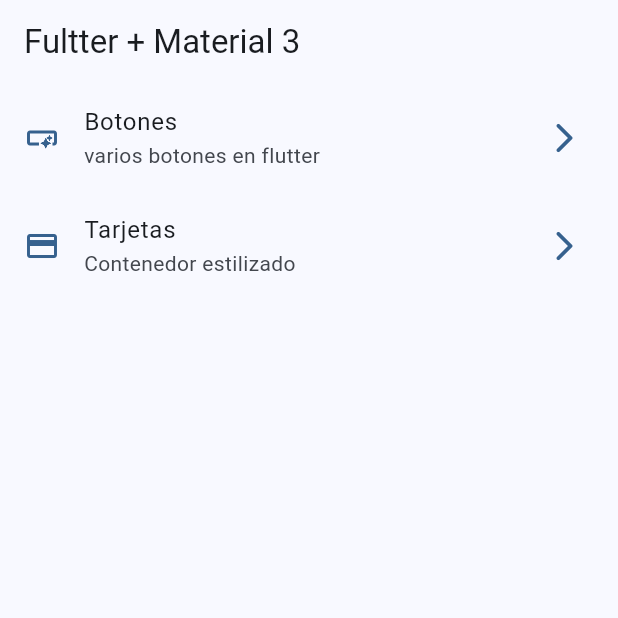
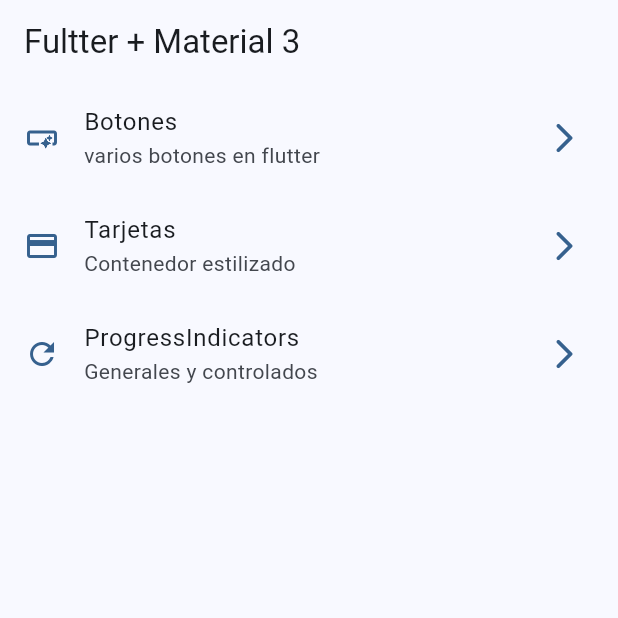
Before and after one commit to jgravier1/widgets_app, a Flutter app: the HomeScreens screen opened by its route, on a phone screen of 412 x 824 dp, the top half of it. Run offline on Flutter 3.47's test engine with Material 3 defaults, Android fonts, the phone set to English and light mode, and no system bars; our stand-ins replace go_router.

Commit message:
Progress indicatorfinished

```diff
--- a/lib/config/menu/menu_items.dart
+++ b/lib/config/menu/menu_items.dart
@@ -25,5 +25,11 @@ const List<MenuItems> appMenuItems = [
     subTitle: 'Contenedor estilizado',
     link: '/cards',
      icon: Icons.credit_card),
+  MenuItems(
+    title: 'ProgressIndicators',
+    subTitle: 'Generales y controlados',
+    link: '/progres_screen',
+     icon: Icons.refresh_outlined),
+
 
 ];
--- a/lib/config/router/app_router.dart
+++ b/lib/config/router/app_router.dart
@@ -19,5 +19,9 @@ final appRouter = GoRouter(
       path: '/cards',
       builder: (context, state) => const CardsScreen(),
     ),
+    GoRoute(
+      path: '/progres_screen',
+      builder: (context, state) => const ProgressScreen(),
+    ),
   ],
 );
--- a/lib/config/routes/app_routes.dart
+++ /dev/null
@@ -1,22 +0,0 @@
-import 'package:go_router/go_router.dart';
-import 'package:widgets_app/presentation/screens/buttons/buttons_screen.dart';
-import 'package:widgets_app/presentation/screens/cards/cards_screens.dart';
-import 'package:widgets_app/presentation/screens/home/home_screens.dart';
-
-final GoRouter router = GoRouter(
-  routes: [
-    GoRoute(
-      path: '/buttons',
-      builder: (context, state) => const ButtonsScreen(),
-    ),
-    GoRoute(
-      path: '/',
-      builder: (context, state) => const HomeScreens(),
-    ),
-
-    GoRoute(
-      path: '/cards',
-      builder: (context, state) => const CardsScreen(),
-    ),
-  ],
-);
--- a/lib/main.dart
+++ b/lib/main.dart
@@ -1,5 +1,5 @@
 import 'package:flutter/material.dart';
-import 'package:widgets_app/config/routes/app_routes.dart';
+import 'package:widgets_app/config/router/app_router.dart';
 import 'package:widgets_app/config/themes/app_theme.dart';
 
 void main() {
@@ -12,7 +12,7 @@ class MainApp extends StatelessWidget {
   @override
   Widget build(BuildContext context) {
     return  MaterialApp.router(
-      routerConfig: router,
+      routerConfig: appRouter,
       debugShowCheckedModeBanner: false,
       theme: AppTheme(selectColor: 0).getTheme(),
 
```
Also changed, not shown: lib/presentation/screens/animated/animated_screen.dart (added, +11 -0 lines), lib/presentation/screens/app_tutotial/app_tutorial_screen.dart (added, +11 -0 lines), lib/presentation/screens/infinite_scroll/infinite_scroll.dart (added, +11 -0 lines), lib/presentation/screens/progress/progress_screen.dart (added, +80 -0 lines), lib/presentation/screens/screens.dart (+9 -0 lines), lib/presentation/screens/snackbar/snackbar_screen.dart (added, +11 -0 lines), lib/presentation/screens/ui_controls/ui_screen.dart (added, +11 -0 lines).
